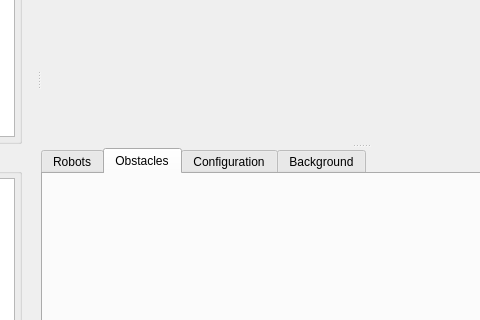
This is forms/mainwindow.ui in gucwakj/RoboSim as Qt 5 draws it before an edit; both pictures show x 220 to 700 and y 309 to 629 of the 912 by 781 pixel window. The edited form follows.
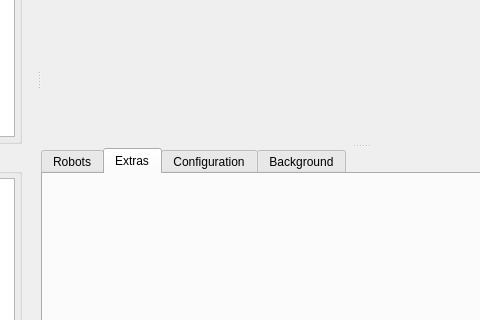
This is the edited form. The open tabs and pages were chosen to show the change. Custom widgets are drawn as their Qt base class.

Commit message: match naming of extra pieces

Diff of the .ui file:
```diff
--- a/forms/mainwindow.ui
+++ b/forms/mainwindow.ui
@@ -551,7 +551,7 @@
         </widget>
         <widget class="QWidget" name="tab_obstacles">
          <attribute name="title">
-          <string>Obstacles</string>
+          <string>Extras</string>
          </attribute>
          <layout class="QVBoxLayout" name="verticalLayout_14">
           <property name="spacing">
```
Left out of the diff: 4 changed lines with no effect on the pictures. The commit also changes 1 other file.
